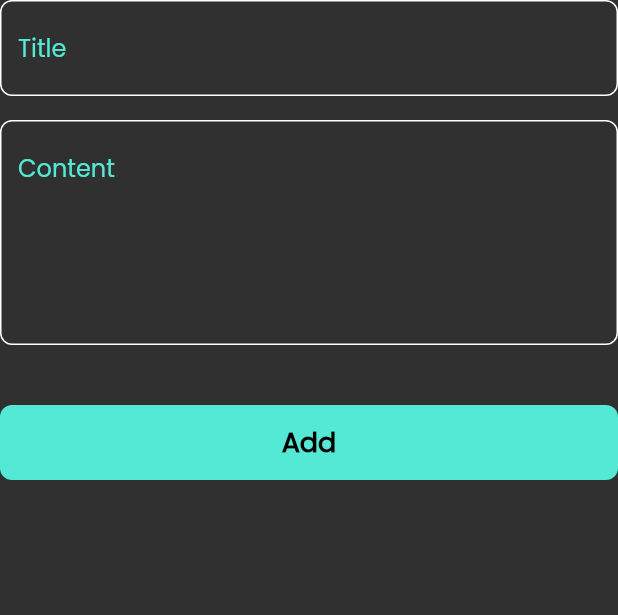
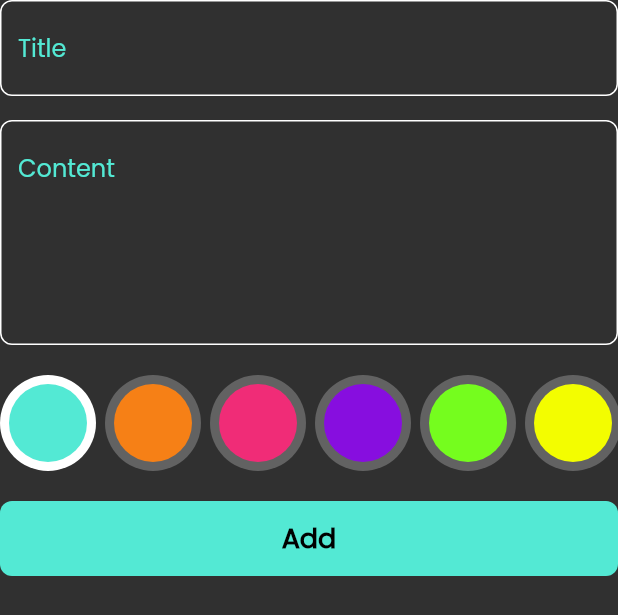
Before and after one commit to Ahmeddsanad/notes_app, a Flutter app: the AddNoteForm widget shown alone on an empty page, opened directly, on a phone screen of 412 x 824 dp. Shown: the top 615 px of the screen. Run offline on Flutter 3.47's test engine with Material 2 defaults, Android fonts, the phone set to English and light mode, and no system bars; our stand-ins replace bloc, flutter_bloc, font_awesome_flutter, hive, hive_flutter, modal_progress_hud_nsn; accounts and stored records are empty.

Commit message:
create colors list done

```diff
--- a/lib/views/widgets/add_note_form.dart
+++ b/lib/views/widgets/add_note_form.dart
@@ -6,6 +6,7 @@ import 'package:intl/intl.dart';
 import 'package:notes_app/constants.dart';
 import 'package:notes_app/cubit/Add_note_cubit/add_note_cubit.dart';
 import 'package:notes_app/models/note_model.dart';
+import 'package:notes_app/views/widgets/color_list_view.dart';
 import 'package:notes_app/views/widgets/custom_button.dart';
 import 'package:notes_app/views/widgets/custom_text_field.dart';
 
@@ -54,8 +55,12 @@ class _AddNoteFormState extends State<AddNoteForm> {
               subTitle = value;
             },
           ),
+          SizedBox(
+            height: 20,
+          ),
+          ColorListView(),
           const SizedBox(
-            height: 40,
+            height: 20,
           ),
           BlocBuilder<AddNoteCubit, AddNoteState>(
             builder: (context, state) {
--- /dev/null
+++ b/lib/views/widgets/color_list_view.dart
@@ -0,0 +1,82 @@
+import 'package:flutter/material.dart';
+import 'package:notes_app/constants.dart';
+
+class ColorListView extends StatefulWidget {
+  const ColorListView({super.key});
+
+  @override
+  State<ColorListView> createState() => _ColorListViewState();
+}
+
+class _ColorListViewState extends State<ColorListView> {
+  int currentIndex = 0;
+
+  List<Color> color = const [
+    Color(0xFF53E9D4),
+    Color(0xFFF68016),
+    Color(0xFFF02C77),
+    Color(0xFF870EDF),
+    Color(0xFF75FD1E),
+    Color(0xFFF3FD00),
+    Color(0xFF00C0DF),
+  ];
+
+  @override
+  Widget build(BuildContext context) {
+    return SizedBox(
+      height: 32 * 2,
+      child: ListView.separated(
+        physics: const BouncingScrollPhysics(),
+        shrinkWrap: true,
+        scrollDirection: Axis.horizontal,
+        itemBuilder: (context, index) => GestureDetector(
+          onTap: () {
+            currentIndex = index;
+            setState(() {});
+          },
+          child: ColorItem(
+            isActive: currentIndex == index,
+            color: color[index],
+          ),
+        ),
+        itemCount: color.length,
+        separatorBuilder: (context, index) => const SizedBox(
+          width: 6,
+        ),
+      ),
+    );
+  }
+}
+
+class ColorItem extends StatelessWidget {
+  const ColorItem({
+    super.key,
+    required this.isActive,
+    required this.color,
+  });
+
+  final bool isActive;
+
+  final Color color;
+
+  @override
+  Widget build(BuildContext context) {
+    return isActive
+        ? CircleAvatar(
+            backgroundColor: Colors.white,
+            radius: 32,
+            child: CircleAvatar(
+              backgroundColor: color,
+              radius: 26,
+            ),
+          )
+        : CircleAvatar(
+            backgroundColor: Colors.white24,
+            radius: 32,
+            child: CircleAvatar(
+              backgroundColor: color,
+              radius: 26,
+            ),
+          );
+  }
+}
```
